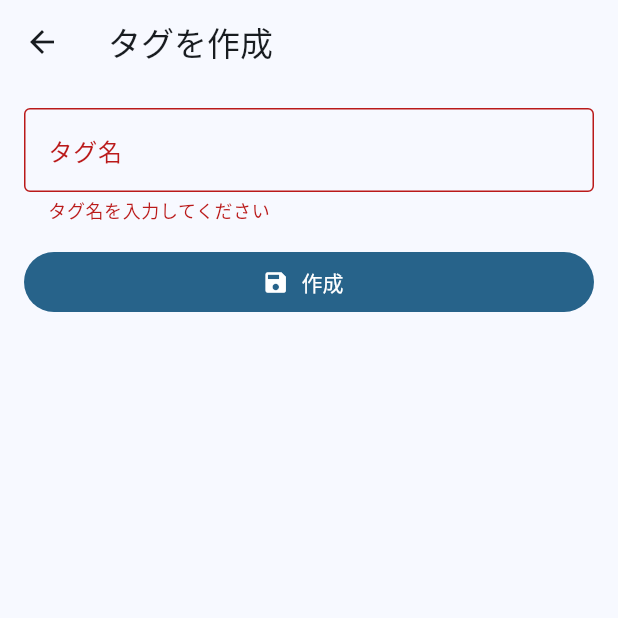
After one commit to souma1024/original_dictionary_app, a Flutter app: the TagCreateScreen screen opened directly, after a tap on "作成", on a phone screen of 412 x 824 dp, the top half of it. The commit adds this screen. Run offline on Flutter 3.47's test engine with Material 3 defaults, Android fonts, the phone set to English and light mode, and no system bars; our stand-ins replace rxdart, sqflite; missing offline and left inert: jp_transliterate; accounts and stored records are empty; statements that could not run were skipped.

Commit message:
create tags management pages

```diff
--- a/lib/main.dart
+++ b/lib/main.dart
@@ -1,7 +1,7 @@
 import 'package:flutter/material.dart';
 import 'package:original_dict_app/screens/home/home_screen.dart';
 import 'package:original_dict_app/screens/quiz/quiz_screen.dart';
-import 'package:original_dict_app/screens/tags/tag_screen.dart';
+import 'package:original_dict_app/screens/tags/tag_list_screen.dart';
 import 'package:original_dict_app/screens/wordlist/word_list_screen.dart';
 //import 'package:original_dict_app/data/app_database.dart';
 
@@ -29,7 +29,7 @@ class MyApp extends StatelessWidget {
         '/home': (_) => const HomeScreen(),
         '/quiz': (_) => const QuizScreen(),
         '/words': (_) => const WordListScreen(),
-        '/tags': (_) => const TagScreen()
+        '/tags': (_) => const TagListScreen()
       },
     );
   }
--- /dev/null
+++ b/lib/screens/tags/tag_create_screen.dart
@@ -0,0 +1,93 @@
+import 'package:flutter/material.dart';
+import 'package:original_dict_app/repository/tag_repository.dart';
+import 'package:original_dict_app/models/tag_entity.dart';
+import 'package:sqflite/sqflite.dart';
+
+
+class TagCreateScreen extends StatefulWidget {
+  const TagCreateScreen({super.key});
+
+  @override
+  State<TagCreateScreen> createState() => _TagCreateScreenState();
+}
+
+class _TagCreateScreenState extends State<TagCreateScreen> {
+  final _repo = TagRepository.instance;
+  final _formKey = GlobalKey<FormState>();
+  final _nameCtrl = TextEditingController();
+  bool _saving = false;
+
+  @override
+  void dispose() {
+    _nameCtrl.dispose();
+    super.dispose();
+  }
+
+  Future<void> _save() async {
+    if (!_formKey.currentState!.validate()) return;
+    setState(() => _saving = true);
+    try {
+      final now = DateTime.now();
+      final tag = TagEntity(id: null, name: _nameCtrl.text.trim(), createdAt: now, updatedAt: now);
+      final newId = await _repo.insertTag(tag);
+      final created = TagEntity(id: newId, name: tag.name, createdAt: tag.createdAt, updatedAt: tag.updatedAt);
+      if (!mounted) return;
+
+      ScaffoldMessenger.of(context).showSnackBar(const SnackBar(content: Text('作成しました')));
+      Navigator.of(context).pop<TagEntity>(created);
+    } on DatabaseException catch (e) {
+      final msg = e.toString().contains('UNIQUE')
+        ? '同名のタグが既にあります'
+        : '作成に失敗しました: ${e.toString()}';
+      if (mounted) {
+        ScaffoldMessenger.of(context)
+            .showSnackBar(SnackBar(content: Text(msg)));
+      }
+    } catch (e) {
+      if (mounted) {
+        ScaffoldMessenger.of(context).showSnackBar(SnackBar(content: Text('作成に失敗しました: $e')));
+      }
+    } finally {
+      if (mounted) setState(() => _saving = false);
+    }
+  }
+
+  @override
+  Widget build(BuildContext context) {
+    return Scaffold(
+      appBar: AppBar(title: const Text('タグを作成')),
+      body: Padding(
+        padding: const EdgeInsets.all(16),
+        child: Form(
+          key: _formKey,
+          child: Column(
+            crossAxisAlignment: CrossAxisAlignment.stretch,
+            children: [
+              TextFormField(
+                controller: _nameCtrl,
+                decoration: const InputDecoration(
+                  labelText: 'タグ名',
+                  border: OutlineInputBorder(),
+                ),
+                textInputAction: TextInputAction.done,
+                validator: (v) {
+                  final s = v?.trim() ?? '';
+                  if (s.isEmpty) return 'タグ名を入力してください';
+                  if (s.length > 64) return '64文字以内で入力してください';
+                  return null;
+                },
+                onFieldSubmitted: (_) => _save(),
+              ),
+              const SizedBox(height: 16),
+              FilledButton.icon(
+                onPressed: _saving ? null : _save,
+                icon: const Icon(Icons.save),
+                label: _saving ? const Text('保存中...') : const Text('作成'),
+              ),
+            ],
+          ),
+        ),
+      ),
+    );
+  }
+}
```
Also changed, not shown: lib/screens/tags/tag_detail_screen.dart (added, +146 -0 lines), lib/screens/tags/tag_list_screen.dart (added, +135 -0 lines), lib/screens/tags/tag_screen.dart (deleted, +0 -14 lines).
